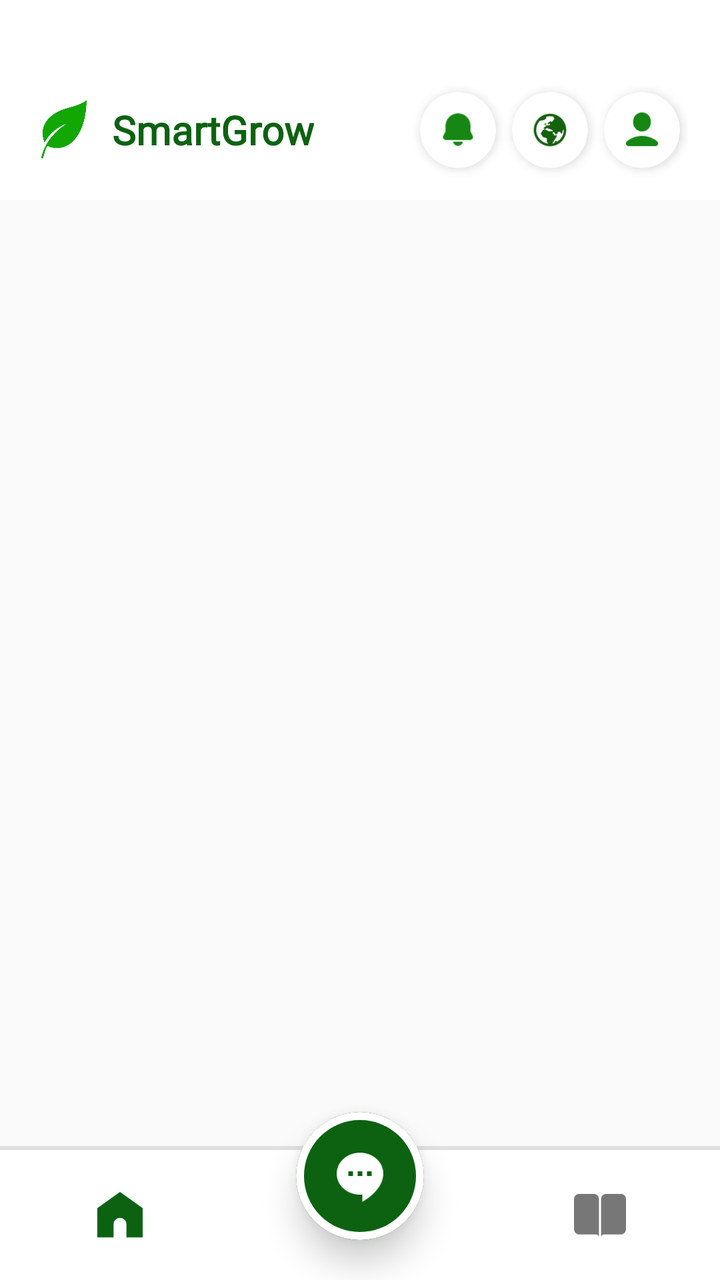
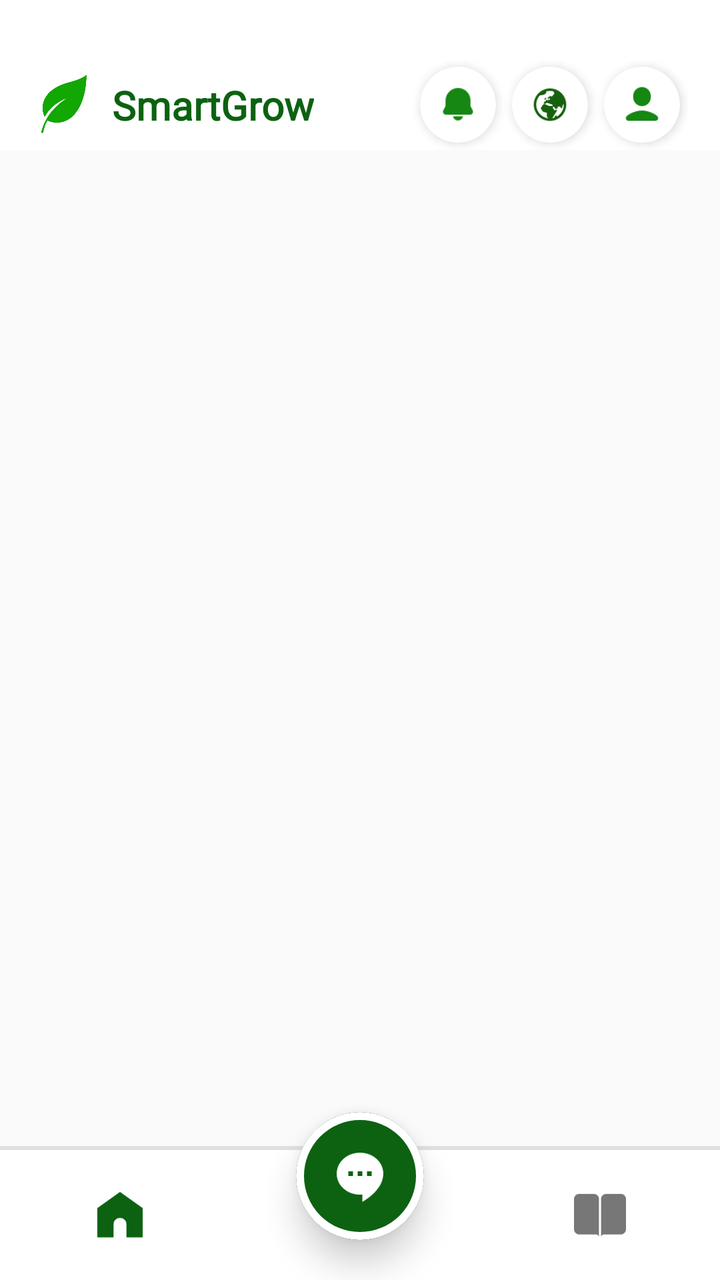

Before-and-after screenshots of an Android layout around one commit, followed by the original layout XML and the change that was made.
<!-- AndroidManifest.xml: application theme Theme.SmartGrow -->
<!-- res/layout/activity_main.xml -->
<?xml version="1.0" encoding="utf-8"?>
<androidx.constraintlayout.widget.ConstraintLayout
    xmlns:android="http://schemas.android.com/apk/res/android"
    xmlns:app="http://schemas.android.com/apk/res-auto"
    android:layout_width="match_parent"
    android:layout_height="match_parent"
    android:background="#FAFAFA">

    
    <androidx.constraintlayout.widget.ConstraintLayout
        android:id="@+id/layout_top_header"
        android:layout_width="match_parent"
        android:layout_height="100dp"
        android:background="#FFFFFF"
        android:paddingHorizontal="16dp"
        android:paddingTop="30dp"
        app:layout_constraintTop_toTopOf="parent">

        <LinearLayout
            android:layout_width="wrap_content"
            android:layout_height="match_parent"
            android:orientation="horizontal"
            android:gravity="center_vertical"
            app:layout_constraintStart_toStartOf="parent">

            <ImageView
                android:id="@+id/img_header_logo"
                android:layout_width="32dp"
                android:layout_height="32dp"
                android:src="@drawable/smartgrow_logo"
                app:tint="#12A703"/>

            <TextView
                android:id="@+id/tv_header_brand_name"
                android:layout_width="wrap_content"
                android:layout_height="wrap_content"
                android:text="SmartGrow"
                android:textColor="#0C6211"
                android:textSize="20sp"
                android:textStyle="bold"
                android:fontFamily="@font/poppins"
                android:layout_marginStart="8dp"/>
        </LinearLayout>

        <LinearLayout
            android:layout_width="wrap_content"
            android:layout_height="match_parent"
            android:orientation="horizontal"
            android:gravity="center_vertical"
            app:layout_constraintEnd_toEndOf="parent">

            <com.google.android.material.card.MaterialCardView
                android:id="@+id/card_action_notification"
                android:layout_width="38dp"
                android:layout_height="38dp"
                android:layout_marginHorizontal="4dp"
                app:cardCornerRadius="19dp"
                app:cardElevation="3dp"
                app:cardBackgroundColor="#FFFFFF"
                app:strokeWidth="0dp">
                <ImageView
                    android:id="@+id/img_icon_notification"
                    android:layout_width="20dp"
                    android:layout_height="20dp"
                    android:layout_gravity="center"
                    android:src="@drawable/ic_notification_green" />
            </com.google.android.material.card.MaterialCardView>

            <com.google.android.material.card.MaterialCardView
                android:id="@+id/card_action_global"
                android:layout_width="38dp"
                android:layout_height="38dp"
                android:layout_marginHorizontal="4dp"
                app:cardCornerRadius="19dp"
                app:cardElevation="3dp"
                app:cardBackgroundColor="#FFFFFF"
                app:strokeWidth="0dp">
                <ImageView
                    android:id="@+id/img_icon_global"
                    android:layout_width="20dp"
                    android:layout_height="20dp"
                    android:layout_gravity="center"
                    android:src="@drawable/ic_global_green" />
            </com.google.android.material.card.MaterialCardView>

            <com.google.android.material.card.MaterialCardView
                android:id="@+id/card_action_profile"
                android:layout_width="38dp"
                android:layout_height="38dp"
                android:layout_marginHorizontal="4dp"
                app:cardCornerRadius="19dp"
                app:cardElevation="3dp"
                app:cardBackgroundColor="#FFFFFF"
                app:strokeWidth="0dp">
                <ImageView
                    android:id="@+id/img_icon_profile"
                    android:layout_width="22dp"
                    android:layout_height="22dp"
                    android:layout_gravity="center"
                    android:src="@drawable/ic_profile_avatar" />
            </com.google.android.material.card.MaterialCardView>
        </LinearLayout>
    </androidx.constraintlayout.widget.ConstraintLayout>

    
    <FrameLayout
        android:id="@+id/fragment_container"
        android:layout_width="match_parent"
        android:layout_height="0dp"
        app:layout_constraintTop_toBottomOf="@id/layout_top_header"
        app:layout_constraintBottom_toTopOf="@id/bottom_navigation_bar"
        app:layout_constraintStart_toStartOf="parent"
        app:layout_constraintEnd_toEndOf="parent" />

    
    <View
        android:id="@+id/view_nav_shadow"
        android:layout_width="match_parent"
        android:layout_height="2dp"
        android:background="#E0E0E0"
        app:layout_constraintBottom_toTopOf="@id/bottom_navigation_bar"/>

    
    <com.google.android.material.bottomnavigation.BottomNavigationView
        android:id="@+id/bottom_navigation_bar"
        android:layout_width="match_parent"
        android:layout_height="65dp"
        android:background="#FFFFFF"
        app:elevation="8dp"
        app:labelVisibilityMode="unlabeled"
        app:menu="@menu/bottom_nav_menu"
        app:itemIconTint="@color/selector_nav_colors"
        app:itemIconSize="26dp"
        app:itemActiveIndicatorStyle="@style/CustomNavIndicator"
        app:itemRippleColor="#200C6211"
        app:layout_constraintBottom_toBottomOf="parent"
        app:layout_constraintStart_toStartOf="parent"
        app:layout_constraintEnd_toEndOf="parent" />

    
    <com.google.android.material.card.MaterialCardView
        android:id="@+id/card_nav_chat_assistant"
        android:layout_width="64dp"
        android:layout_height="64dp"
        android:layout_marginBottom="20dp"
        app:cardCornerRadius="32dp"
        app:cardBackgroundColor="#0C6211"
        app:cardElevation="10dp"
        app:strokeWidth="4dp"
        app:strokeColor="#FFFFFF"
        android:clickable="true"
        android:focusable="true"
        app:layout_constraintBottom_toBottomOf="parent"
        app:layout_constraintStart_toStartOf="parent"
        app:layout_constraintEnd_toEndOf="parent">

        <ImageView
            android:id="@+id/img_nav_chat_icon"
            android:layout_width="28dp"
            android:layout_height="28dp"
            android:layout_gravity="center"
            android:src="@drawable/ic_chat_bubble_white"
            android:contentDescription="SmartGrow AI Assistant" />
    </com.google.android.material.card.MaterialCardView>

</androidx.constraintlayout.widget.ConstraintLayout>
<!-- resources referenced by this layout -->
<resources>
  <!-- drawable ic_chat_bubble_white: png bitmap (drawable, 1188 bytes) -->
  <!-- drawable ic_global_green: png bitmap (drawable, 1776 bytes) -->
  <!-- drawable ic_notification_green: png bitmap (drawable, 596 bytes) -->
  <!-- drawable ic_profile_avatar: png bitmap (drawable, 754 bytes) -->
  <!-- drawable smartgrow_logo: png bitmap (drawable, 73503 bytes) -->
  <style name="CustomNavIndicator" parent="Widget.Material3.BottomNavigationView.ActiveIndicator">
          <item name="android:color">@android:color/transparent</item>
      </style>
  <style name="Theme.SmartGrow" parent="Base.Theme.SmartGrow" />
  <style name="Base.Theme.SmartGrow" parent="Theme.Material3.DayNight.NoActionBar">
          <item name="android:windowBackground">@android:color/white</item>
          <item name="android:windowDisablePreview">true</item>
  
          
          <item name="android:statusBarColor">#FFFFFF</item>
          <item name="android:windowLightStatusBar">true</item>
  
          
          <item name="android:navigationBarColor">#FFFFFF</item>
          <item name="android:windowLightNavigationBar" tools:targetApi="o">true</item>
  
          <item name="android:windowDrawsSystemBarBackgrounds">true</item>
          <item name="android:windowTranslucentStatus">false</item>
          <item name="android:windowTranslucentNavigation">false</item>
      </style>
</resources>

<!-- the commit's change to res/layout/activity_main.xml (unified diff, before → after) -->
@@ -10,7 +10,7 @@
     <androidx.constraintlayout.widget.ConstraintLayout
         android:id="@+id/layout_top_header"
         android:layout_width="match_parent"
-        android:layout_height="100dp"
+        android:layout_height="75dp"
         android:background="#FFFFFF"
         android:paddingHorizontal="16dp"
         android:paddingTop="30dp"
@@ -103,16 +103,19 @@
     </androidx.constraintlayout.widget.ConstraintLayout>
 
     
+
+    
     <FrameLayout
         android:id="@+id/fragment_container"
         android:layout_width="match_parent"
         android:layout_height="0dp"
+        app:layout_constraintBottom_toTopOf="@id/bottom_navigation_bar"
+        app:layout_constraintEnd_toEndOf="parent"
+        app:layout_constraintHorizontal_bias="0.0"
+        app:layout_constraintStart_toStartOf="parent"
         app:layout_constraintTop_toBottomOf="@id/layout_top_header"
-        app:layout_constraintBottom_toTopOf="@id/bottom_navigation_bar"
-        app:layout_constraintStart_toStartOf="parent"
-        app:layout_constraintEnd_toEndOf="parent" />
+        app:layout_constraintVertical_bias="0.0" />
 
-    
     <View
         android:id="@+id/view_nav_shadow"
         android:layout_width="match_parent"
